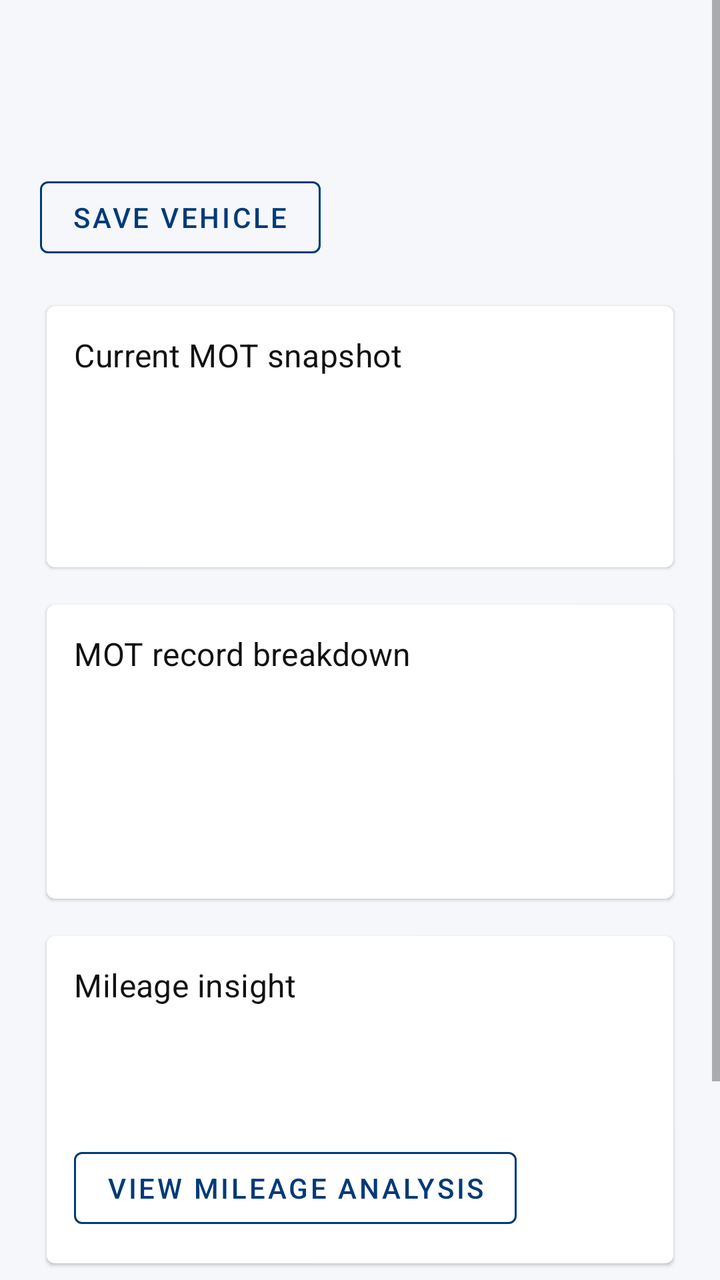
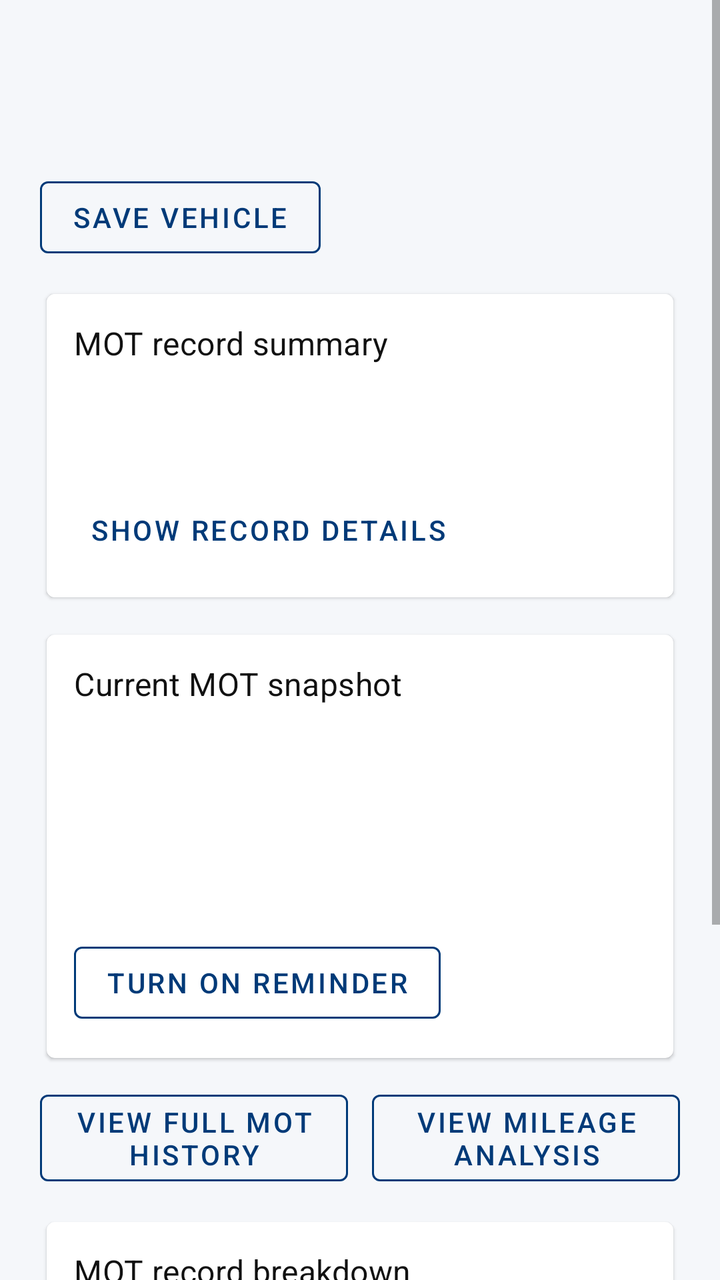

Screens rendered from an Android XML layout before and after an edit, with the pre-edit source and the edit as a unified diff.
<!-- AndroidManifest.xml: application theme Theme.MOTHistory -->
<!-- res/layout/fragment_result.xml -->
<?xml version="1.0" encoding="utf-8"?>
<LinearLayout xmlns:android="http://schemas.android.com/apk/res/android"
    xmlns:app="http://schemas.android.com/apk/res-auto"
    android:layout_width="match_parent"
    android:layout_height="match_parent"
    android:background="@color/screen_background"
    android:orientation="vertical">

    <ScrollView
        android:layout_width="match_parent"
        android:layout_height="0dp"
        android:layout_weight="1">

        <LinearLayout
            android:layout_width="match_parent"
            android:layout_height="wrap_content"
            android:orientation="vertical"
            android:padding="20dp">

            <TextView
                android:id="@+id/tv_result_registration"
                android:layout_width="match_parent"
                android:layout_height="wrap_content"
                android:textAppearance="@style/TextAppearance.MaterialComponents.Headline6"
                android:textColor="@color/text_primary" />

            <TextView
                android:id="@+id/tv_result_summary"
                android:layout_width="match_parent"
                android:layout_height="wrap_content"
                android:layout_marginTop="6dp"
                android:textAppearance="@style/TextAppearance.MaterialComponents.Body1"
                android:textColor="@color/text_secondary" />

            <com.google.android.material.button.MaterialButton
                android:id="@+id/btn_save_vehicle"
                style="@style/Widget.MaterialComponents.Button.OutlinedButton"
                android:layout_width="wrap_content"
                android:layout_height="wrap_content"
                android:layout_marginTop="10dp"
                android:text="@string/result_save_vehicle"
                android:textColor="@color/action_emphasis"
                app:strokeColor="@color/action_emphasis" />

            <com.google.android.material.card.MaterialCardView
                android:layout_width="match_parent"
                android:layout_height="wrap_content"
                android:layout_marginTop="16dp"
                app:cardBackgroundColor="?attr/colorSurface"
                app:cardUseCompatPadding="true">

                <LinearLayout
                    android:layout_width="match_parent"
                    android:layout_height="wrap_content"
                    android:orientation="vertical"
                    android:padding="14dp">

                    <TextView
                        android:layout_width="match_parent"
                        android:layout_height="wrap_content"
                        android:text="@string/result_status_title"
                        android:textAppearance="@style/TextAppearance.MaterialComponents.Subtitle1"
                        android:textColor="@color/text_primary" />

                    <TextView
                        android:id="@+id/tv_result_status"
                        android:layout_width="match_parent"
                        android:layout_height="wrap_content"
                        android:layout_marginTop="10dp"
                        android:textAppearance="@style/TextAppearance.MaterialComponents.Body1"
                        android:textColor="@color/text_primary" />

                    <TextView
                        android:id="@+id/tv_result_expiry"
                        android:layout_width="match_parent"
                        android:layout_height="wrap_content"
                        android:layout_marginTop="6dp"
                        android:textAppearance="@style/TextAppearance.MaterialComponents.Body2"
                        android:textColor="@color/text_secondary" />

                    <TextView
                        android:id="@+id/tv_result_tests_count"
                        android:layout_width="match_parent"
                        android:layout_height="wrap_content"
                        android:layout_marginTop="6dp"
                        android:textAppearance="@style/TextAppearance.MaterialComponents.Body2"
                        android:textColor="@color/text_secondary" />
                </LinearLayout>
            </com.google.android.material.card.MaterialCardView>

            <com.google.android.material.card.MaterialCardView
                android:layout_width="match_parent"
                android:layout_height="wrap_content"
                android:layout_marginTop="10dp"
                app:cardBackgroundColor="?attr/colorSurface"
                app:cardUseCompatPadding="true">

                <LinearLayout
                    android:layout_width="match_parent"
                    android:layout_height="wrap_content"
                    android:orientation="vertical"
                    android:padding="14dp">

                    <TextView
                        android:layout_width="match_parent"
                        android:layout_height="wrap_content"
                        android:text="@string/result_breakdown_title"
                        android:textAppearance="@style/TextAppearance.MaterialComponents.Subtitle1"
                        android:textColor="@color/text_primary" />

                    <TextView
                        android:id="@+id/tv_result_passes"
                        android:layout_width="match_parent"
                        android:layout_height="wrap_content"
                        android:layout_marginTop="10dp"
                        android:textAppearance="@style/TextAppearance.MaterialComponents.Body2"
                        android:textColor="@color/text_secondary" />

                    <TextView
                        android:id="@+id/tv_result_passes_adv"
                        android:layout_width="match_parent"
                        android:layout_height="wrap_content"
                        android:layout_marginTop="4dp"
                        android:textAppearance="@style/TextAppearance.MaterialComponents.Body2"
                        android:textColor="@color/text_secondary" />

                    <TextView
                        android:id="@+id/tv_result_failures"
                        android:layout_width="match_parent"
                        android:layout_height="wrap_content"
                        android:layout_marginTop="4dp"
                        android:textAppearance="@style/TextAppearance.MaterialComponents.Body2"
                        android:textColor="@color/text_secondary" />

                    <TextView
                        android:id="@+id/tv_result_pass_rate"
                        android:layout_width="match_parent"
                        android:layout_height="wrap_content"
                        android:layout_marginTop="4dp"
                        android:textAppearance="@style/TextAppearance.MaterialComponents.Body2"
                        android:textColor="@color/text_secondary" />
                </LinearLayout>
            </com.google.android.material.card.MaterialCardView>

            <com.google.android.material.card.MaterialCardView
                android:layout_width="match_parent"
                android:layout_height="wrap_content"
                android:layout_marginTop="10dp"
                app:cardBackgroundColor="?attr/colorSurface"
                app:cardUseCompatPadding="true">

                <LinearLayout
                    android:layout_width="match_parent"
                    android:layout_height="wrap_content"
                    android:orientation="vertical"
                    android:padding="14dp">

                    <TextView
                        android:layout_width="match_parent"
                        android:layout_height="wrap_content"
                        android:text="@string/result_mileage_title"
                        android:textAppearance="@style/TextAppearance.MaterialComponents.Subtitle1"
                        android:textColor="@color/text_primary" />

                    <TextView
                        android:id="@+id/tv_result_latest_mileage"
                        android:layout_width="match_parent"
                        android:layout_height="wrap_content"
                        android:layout_marginTop="10dp"
                        android:textAppearance="@style/TextAppearance.MaterialComponents.Body1"
                        android:textColor="@color/text_primary" />

                    <TextView
                        android:id="@+id/tv_result_mileage_change"
                        android:layout_width="match_parent"
                        android:layout_height="wrap_content"
                        android:layout_marginTop="6dp"
                        android:textAppearance="@style/TextAppearance.MaterialComponents.Body2"
                        android:textColor="@color/text_secondary" />

                    <com.google.android.material.button.MaterialButton
                        android:id="@+id/btn_view_mileage"
                        style="@style/Widget.MaterialComponents.Button.OutlinedButton"
                        android:layout_width="wrap_content"
                        android:layout_height="wrap_content"
                        android:layout_marginTop="10dp"
                        android:text="@string/result_view_mileage"
                        android:textColor="@color/action_emphasis"
                        app:strokeColor="@color/action_emphasis" />
                </LinearLayout>
            </com.google.android.material.card.MaterialCardView>

            <TextView
                android:id="@+id/tv_result_history_title"
                android:layout_width="match_parent"
                android:layout_height="wrap_content"
                android:layout_marginTop="16dp"
                android:text="@string/result_recent_title"
                android:textAppearance="@style/TextAppearance.MaterialComponents.Subtitle1"
                android:textColor="@color/text_primary" />

            <TextView
                android:id="@+id/tv_result_empty_state"
                android:layout_width="match_parent"
                android:layout_height="wrap_content"
                android:layout_marginTop="8dp"
                android:text="@string/result_empty_state"
                android:textAppearance="@style/TextAppearance.MaterialComponents.Body2"
                android:textColor="@color/text_secondary"
                android:visibility="gone" />

            <androidx.recyclerview.widget.RecyclerView
                android:id="@+id/rv_mot_history"
                android:layout_width="match_parent"
                android:layout_height="wrap_content"
                android:layout_marginTop="8dp"
                android:nestedScrollingEnabled="false" />

            <com.google.android.material.button.MaterialButton
                android:id="@+id/btn_view_full_history"
                style="@style/Widget.MaterialComponents.Button.OutlinedButton"
                android:layout_width="wrap_content"
                android:layout_height="wrap_content"
                android:layout_marginTop="8dp"
                android:text="@string/result_view_full_history"
                android:textColor="@color/action_emphasis"
                app:strokeColor="@color/action_emphasis" />

        </LinearLayout>
    </ScrollView>

    <FrameLayout
        android:id="@+id/fl_banner_ad_container"
        android:layout_width="match_parent"
        android:layout_height="wrap_content"
        android:background="@color/mot_blue" />
</LinearLayout>
<!-- resources referenced by this layout -->
<resources>
  <color name="action_emphasis">#003A78</color>
  <color name="mot_blue">#003A78</color>
  <color name="screen_background">#F5F7FA</color>
  <color name="text_primary">#111111</color>
  <color name="text_secondary">#444444</color>
  <string name="result_breakdown_title">MOT record breakdown</string>
  <string name="result_empty_state">No MOT tests found for this vehicle.</string>
  <string name="result_mileage_title">Mileage insight</string>
  <string name="result_recent_title">Recent MOT activity</string>
  <string name="result_save_vehicle">Save vehicle</string>
  <string name="result_status_title">Current MOT snapshot</string>
  <string name="result_view_full_history">View full MOT history</string>
  <string name="result_view_mileage">View mileage analysis</string>
  <style name="Theme.MOTHistory" parent="Theme.MaterialComponents.DayNight.NoActionBar">
          
          <item name="colorPrimary">@color/mot_blue</item>
          <item name="colorPrimaryVariant">@color/mot_blue</item>
          <item name="colorOnPrimary">@color/white</item>
          
          <item name="colorSecondary">@color/mot_blue_light</item>
          <item name="colorSecondaryVariant">@color/mot_blue_dark</item>
          <item name="colorOnSecondary">@color/white</item>
          <item name="android:colorBackground">@color/screen_background</item>
          <item name="android:windowBackground">@color/screen_background</item>
          <item name="colorSurface">@color/card_surface</item>
          <item name="colorOnSurface">@color/text_primary</item>
          
          <item name="android:statusBarColor">@color/mot_blue</item>
          
      </style>
  <color name="white">#FFFFFFFF</color>
  <color name="mot_blue_light">#1F5A9B</color>
  <color name="mot_blue_dark">#002A57</color>
  <color name="card_surface">#FFFFFFFF</color>
</resources>

<!-- the commit's change to res/layout/fragment_result.xml (unified diff, before → after) -->
@@ -43,9 +43,102 @@
                 app:strokeColor="@color/action_emphasis" />
 
             <com.google.android.material.card.MaterialCardView
-                android:layout_width="match_parent"
-                android:layout_height="wrap_content"
-                android:layout_marginTop="16dp"
+                android:id="@+id/card_mot_record_summary"
+                android:layout_width="match_parent"
+                android:layout_height="wrap_content"
+                android:layout_marginTop="10dp"
+                app:cardBackgroundColor="?attr/colorSurface"
+                app:cardUseCompatPadding="true"
+                app:strokeWidth="1dp">
+
+                <LinearLayout
+                    android:layout_width="match_parent"
+                    android:layout_height="wrap_content"
+                    android:orientation="vertical"
+                    android:padding="14dp">
+
+                    <TextView
+                        android:layout_width="match_parent"
+                        android:layout_height="wrap_content"
+                        android:text="@string/mot_record_summary_section_title"
+                        android:textAppearance="@style/TextAppearance.MaterialComponents.Subtitle1"
+                        android:textColor="@color/text_primary" />
+
+                    <TextView
+                        android:id="@+id/tv_mot_record_summary_title"
+                        android:layout_width="match_parent"
+                        android:layout_height="wrap_content"
+                        android:layout_marginTop="10dp"
+                        android:textAppearance="@style/TextAppearance.MaterialComponents.Body1"
+                        android:textColor="@color/text_primary"
+                        android:textStyle="bold" />
+
+                    <TextView
+                        android:id="@+id/tv_mot_record_summary_body"
+                        android:layout_width="match_parent"
+                        android:layout_height="wrap_content"
+                        android:layout_marginTop="6dp"
+                        android:textAppearance="@style/TextAppearance.MaterialComponents.Body2"
+                        android:textColor="@color/text_secondary" />
+
+                    <TextView
+                        android:id="@+id/tv_mot_record_summary_signals"
+                        android:layout_width="match_parent"
+                        android:layout_height="wrap_content"
+                        android:layout_marginTop="8dp"
+                        android:textAppearance="@style/TextAppearance.MaterialComponents.Body2"
+                        android:textColor="@color/text_secondary"
+                        android:visibility="gone" />
+
+                    <TextView
+                        android:id="@+id/tv_mot_record_changes_title"
+                        android:layout_width="match_parent"
+                        android:layout_height="wrap_content"
+                        android:layout_marginTop="12dp"
+                        android:text="@string/mot_record_changes_title"
+                        android:textAppearance="@style/TextAppearance.MaterialComponents.Body2"
+                        android:textColor="@color/text_primary"
+                        android:textStyle="bold"
+                        android:visibility="gone" />
+
+                    <TextView
+                        android:id="@+id/tv_mot_record_changes"
+                        android:layout_width="match_parent"
+                        android:layout_height="wrap_content"
+                        android:layout_marginTop="6dp"
+                        android:textAppearance="@style/TextAppearance.MaterialComponents.Body2"
+                        android:textColor="@color/text_secondary"
+                        android:visibility="gone" />
+
+                    <TextView
+                        android:id="@+id/tv_mot_record_summary_disclaimer"
+                        android:layout_width="match_parent"
+                        android:layout_height="wrap_content"
+                        android:layout_marginTop="8dp"
+                        android:text="@string/mot_record_summary_disclaimer"
+                        android:textAppearance="@style/TextAppearance.MaterialComponents.Caption"
+                        android:textColor="@color/text_secondary"
+                        android:visibility="gone" />
+
+                    <com.google.android.material.button.MaterialButton
+                        android:id="@+id/btn_toggle_mot_record_summary"
+                        style="@style/Widget.MaterialComponents.Button.TextButton"
+                        android:layout_width="wrap_content"
+                        android:layout_height="wrap_content"
+                        android:layout_marginTop="6dp"
+                        android:insetTop="0dp"
+                        android:insetBottom="0dp"
+                        android:minHeight="40dp"
+                        android:text="@string/result_show_record_details"
+                        android:textColor="@color/action_emphasis" />
+                </LinearLayout>
+            </com.google.android.material.card.MaterialCardView>
+
+
+            <com.google.android.material.card.MaterialCardView
+                android:layout_width="match_parent"
+                android:layout_height="wrap_content"
+                android:layout_marginTop="10dp"
                 app:cardBackgroundColor="?attr/colorSurface"
                 app:cardUseCompatPadding="true">
 
@@ -85,8 +178,71 @@
                         android:layout_marginTop="6dp"
                         android:textAppearance="@style/TextAppearance.MaterialComponents.Body2"
                         android:textColor="@color/text_secondary" />
+
+                    <TextView
+                        android:id="@+id/tv_result_reminder_status"
+                        android:layout_width="match_parent"
+                        android:layout_height="wrap_content"
+                        android:layout_marginTop="6dp"
+                        android:textAppearance="@style/TextAppearance.MaterialComponents.Body2"
+                        android:textColor="@color/text_secondary" />
+
+                    <LinearLayout
+                        android:layout_width="match_parent"
+                        android:layout_height="wrap_content"
+                        android:layout_marginTop="8dp"
+                        android:orientation="vertical">
+
+                        <com.google.android.material.button.MaterialButton
+                            android:id="@+id/btn_toggle_reminder"
+                            style="@style/Widget.MaterialComponents.Button.OutlinedButton"
+                            android:layout_width="wrap_content"
+                            android:layout_height="wrap_content"
+                            android:text="@string/reminder_enable_button"
+                            android:textColor="@color/action_emphasis"
+                            app:strokeColor="@color/action_emphasis" />
+
+                        <com.google.android.material.button.MaterialButton
+                            android:id="@+id/btn_change_reminder_timing"
+                            style="@style/Widget.MaterialComponents.Button.TextButton"
+                            android:layout_width="wrap_content"
+                            android:layout_height="wrap_content"
+                            android:layout_marginTop="4dp"
+                            android:text="@string/reminder_change_timing_default"
+                            android:textColor="@color/action_emphasis"
+                            android:visibility="gone" />
+                    </LinearLayout>
                 </LinearLayout>
             </com.google.android.material.card.MaterialCardView>
+
+            <LinearLayout
+                android:layout_width="match_parent"
+                android:layout_height="wrap_content"
+                android:layout_marginTop="8dp"
+                android:orientation="horizontal">
+
+                <com.google.android.material.button.MaterialButton
+                    android:id="@+id/btn_view_full_history"
+                    style="@style/Widget.MaterialComponents.Button.OutlinedButton"
+                    android:layout_width="0dp"
+                    android:layout_height="wrap_content"
+                    android:layout_marginEnd="6dp"
+                    android:layout_weight="1"
+                    android:text="@string/result_view_full_history"
+                    android:textColor="@color/action_emphasis"
+                    app:strokeColor="@color/action_emphasis" />
+
+                <com.google.android.material.button.MaterialButton
+                    android:id="@+id/btn_view_mileage"
+                    style="@style/Widget.MaterialComponents.Button.OutlinedButton"
+                    android:layout_width="0dp"
+                    android:layout_height="wrap_content"
+                    android:layout_marginStart="6dp"
+                    android:layout_weight="1"
+                    android:text="@string/result_view_mileage"
+                    android:textColor="@color/action_emphasis"
+                    app:strokeColor="@color/action_emphasis" />
+            </LinearLayout>
 
             <com.google.android.material.card.MaterialCardView
                 android:layout_width="match_parent"
@@ -108,37 +264,57 @@
                         android:textAppearance="@style/TextAppearance.MaterialComponents.Subtitle1"
                         android:textColor="@color/text_primary" />
 
-                    <TextView
-                        android:id="@+id/tv_result_passes"
-                        android:layout_width="match_parent"
-                        android:layout_height="wrap_content"
-                        android:layout_marginTop="10dp"
-                        android:textAppearance="@style/TextAppearance.MaterialComponents.Body2"
-                        android:textColor="@color/text_secondary" />
-
-                    <TextView
-                        android:id="@+id/tv_result_passes_adv"
-                        android:layout_width="match_parent"
+                    <com.google.android.material.button.MaterialButton
+                        android:id="@+id/btn_toggle_breakdown"
+                        style="@style/Widget.MaterialComponents.Button.TextButton"
+                        android:layout_width="wrap_content"
                         android:layout_height="wrap_content"
                         android:layout_marginTop="4dp"
-                        android:textAppearance="@style/TextAppearance.MaterialComponents.Body2"
-                        android:textColor="@color/text_secondary" />
-
-                    <TextView
-                        android:id="@+id/tv_result_failures"
-                        android:layout_width="match_parent"
-                        android:layout_height="wrap_content"
-                        android:layout_marginTop="4dp"
-                        android:textAppearance="@style/TextAppearance.MaterialComponents.Body2"
-                        android:textColor="@color/text_secondary" />
-
-                    <TextView
-                        android:id="@+id/tv_result_pass_rate"
-                        android:layout_width="match_parent"
-                        android:layout_height="wrap_content"
-                        android:layout_marginTop="4dp"
-                        android:textAppearance="@style/TextAppearance.MaterialComponents.Body2"
-                        android:textColor="@color/text_secondary" />
+                        android:insetTop="0dp"
+                        android:insetBottom="0dp"
+                        android:minHeight="40dp"
+                        android:text="@string/result_show_breakdown"
+                        android:textColor="@color/action_emphasis" />
+
+                    <LinearLayout
+                        android:id="@+id/layout_result_breakdown_content"
+                        android:layout_width="match_parent"
+                        android:layout_height="wrap_content"
+                        android:orientation="vertical"
+                        android:visibility="gone">
+
+                        <TextView
+                            android:id="@+id/tv_result_passes"
+                            android:layout_width="match_parent"
+                            android:layout_height="wrap_content"
+                            android:layout_marginTop="6dp"
+                            android:textAppearance="@style/TextAppearance.MaterialComponents.Body2"
+                            android:textColor="@color/text_secondary" />
+
+                        <TextView
+                            android:id="@+id/tv_result_passes_adv"
+                            android:layout_width="match_parent"
+                            android:layout_height="wrap_content"
+                            android:layout_marginTop="4dp"
+                            android:textAppearance="@style/TextAppearance.MaterialComponents.Body2"
+                            android:textColor="@color/text_secondary" />
+
+                        <TextView
+                            android:id="@+id/tv_result_failures"
+                            android:layout_width="match_parent"
+                            android:layout_height="wrap_content"
+                            android:layout_marginTop="4dp"
+                            android:textAppearance="@style/TextAppearance.MaterialComponents.Body2"
+                            android:textColor="@color/text_secondary" />
+
+                        <TextView
+                            android:id="@+id/tv_result_pass_rate"
+                            android:layout_width="match_parent"
+                            android:layout_height="wrap_content"
+                            android:layout_marginTop="4dp"
+                            android:textAppearance="@style/TextAppearance.MaterialComponents.Body2"
+                            android:textColor="@color/text_secondary" />
+                    </LinearLayout>
                 </LinearLayout>
             </com.google.android.material.card.MaterialCardView>
 
@@ -162,31 +338,41 @@
                         android:textAppearance="@style/TextAppearance.MaterialComponents.Subtitle1"
                         android:textColor="@color/text_primary" />
 
-                    <TextView
-                        android:id="@+id/tv_result_latest_mileage"
-                        android:layout_width="match_parent"
-                        android:layout_height="wrap_content"
-                        android:layout_marginTop="10dp"
-                        android:textAppearance="@style/TextAppearance.MaterialComponents.Body1"
-                        android:textColor="@color/text_primary" />
-
-                    <TextView
-                        android:id="@+id/tv_result_mileage_change"
-                        android:layout_width="match_parent"
-                        android:layout_height="wrap_content"
-                        android:layout_marginTop="6dp"
-                        android:textAppearance="@style/TextAppearance.MaterialComponents.Body2"
-                        android:textColor="@color/text_secondary" />
-
                     <com.google.android.material.button.MaterialButton
-                        android:id="@+id/btn_view_mileage"
-                        style="@style/Widget.MaterialComponents.Button.OutlinedButton"
+                        android:id="@+id/btn_toggle_mileage_summary"
+                        style="@style/Widget.MaterialComponents.Button.TextButton"
                         android:layout_width="wrap_content"
                         android:layout_height="wrap_content"
-                        android:layout_marginTop="10dp"
-                        android:text="@string/result_view_mileage"
-                        android:textColor="@color/action_emphasis"
-                        app:strokeColor="@color/action_emphasis" />
+                        android:layout_marginTop="4dp"
+                        android:insetTop="0dp"
+                        android:insetBottom="0dp"
+                        android:minHeight="40dp"
+                        android:text="@string/result_show_mileage_summary"
+                        android:textColor="@color/action_emphasis" />
+
+                    <LinearLayout
+                        android:id="@+id/layout_result_mileage_content"
+                        android:layout_width="match_parent"
+                        android:layout_height="wrap_content"
+                        android:orientation="vertical"
+                        android:visibility="gone">
+
+                        <TextView
+                            android:id="@+id/tv_result_latest_mileage"
+                            android:layout_width="match_parent"
+                            android:layout_height="wrap_content"
+                            android:layout_marginTop="6dp"
+                            android:textAppearance="@style/TextAppearance.MaterialComponents.Body1"
+                            android:textColor="@color/text_primary" />
+
+                        <TextView
+                            android:id="@+id/tv_result_mileage_change"
+                            android:layout_width="match_parent"
+                            android:layout_height="wrap_content"
+                            android:layout_marginTop="6dp"
+                            android:textAppearance="@style/TextAppearance.MaterialComponents.Body2"
+                            android:textColor="@color/text_secondary" />
+                    </LinearLayout>
                 </LinearLayout>
             </com.google.android.material.card.MaterialCardView>
 
@@ -215,16 +401,6 @@
                 android:layout_height="wrap_content"
                 android:layout_marginTop="8dp"
                 android:nestedScrollingEnabled="false" />
-
-            <com.google.android.material.button.MaterialButton
-                android:id="@+id/btn_view_full_history"
-                style="@style/Widget.MaterialComponents.Button.OutlinedButton"
-                android:layout_width="wrap_content"
-                android:layout_height="wrap_content"
-                android:layout_marginTop="8dp"
-                android:text="@string/result_view_full_history"
-                android:textColor="@color/action_emphasis"
-                app:strokeColor="@color/action_emphasis" />
 
         </LinearLayout>
     </ScrollView>
<!-- resource entries referenced after the edit -->
@@ -5,11 +5,19 @@
   <color name="screen_background">#F5F7FA</color>
   <color name="text_primary">#111111</color>
   <color name="text_secondary">#444444</color>
+  <string name="mot_record_changes_title">What changed since last MOT?</string>
+  <string name="mot_record_summary_disclaimer">Informational only. This summary uses MOT records and does not replace a vehicle inspection or provenance check.</string>
+  <string name="mot_record_summary_section_title">MOT record summary</string>
+  <string name="reminder_change_timing_default">Change reminder timing</string>
+  <string name="reminder_enable_button">Turn on reminder</string>
   <string name="result_breakdown_title">MOT record breakdown</string>
   <string name="result_empty_state">No MOT tests found for this vehicle.</string>
   <string name="result_mileage_title">Mileage insight</string>
   <string name="result_recent_title">Recent MOT activity</string>
   <string name="result_save_vehicle">Save vehicle</string>
+  <string name="result_show_breakdown">Show breakdown</string>
+  <string name="result_show_mileage_summary">Show mileage summary</string>
+  <string name="result_show_record_details">Show record details</string>
   <string name="result_status_title">Current MOT snapshot</string>
   <string name="result_view_full_history">View full MOT history</string>
   <string name="result_view_mileage">View mileage analysis</string>
